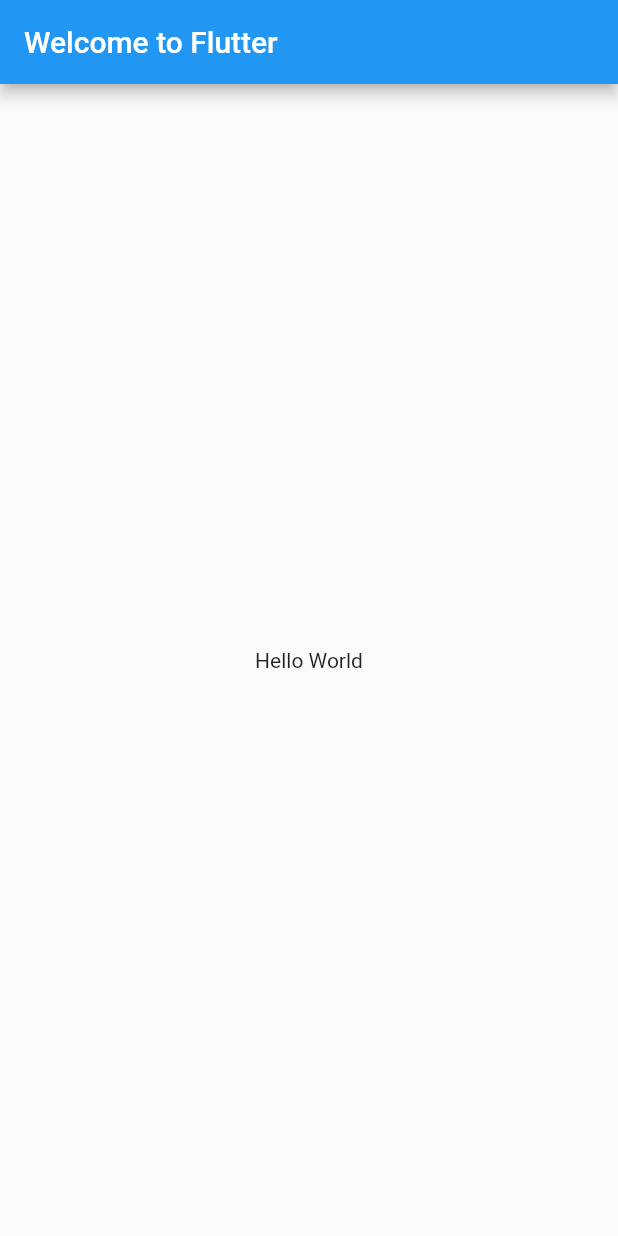
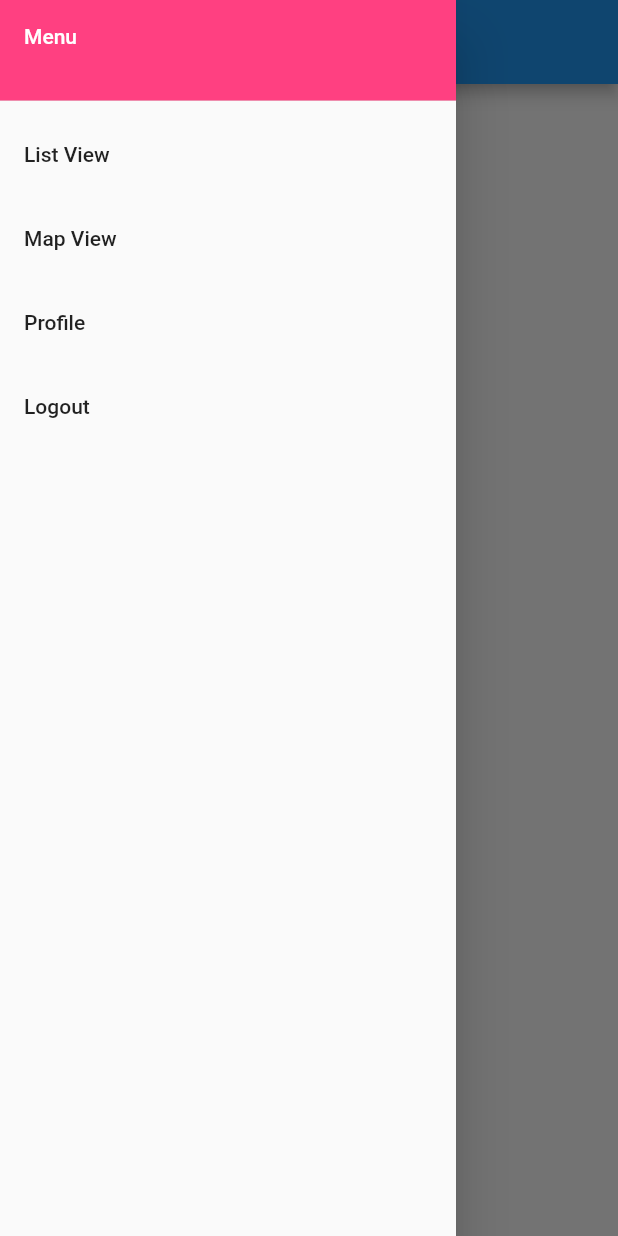
Before and after one commit to asmith790/hidden_gems, a Flutter app: the screen it shows after launch, with the side drawer open (before the commit the screen has no drawer), on a phone screen of 412 x 824 dp. Run offline on Flutter 3.47's test engine with Material 2 defaults, Android fonts, the phone set to English and light mode, and no system bars.

Commit message:
Navbar Class Created

```diff
--- a/lib/main.dart
+++ b/lib/main.dart
@@ -1,20 +1,32 @@
+// https://flutter.io/docs/cookbook/design/drawer
 import 'package:flutter/material.dart';
+import 'navBar.dart';
 
 void main() => runApp(MyApp());
 
 class MyApp extends StatelessWidget {
+//  final appTitle = 'Hidden Gems';
+
   @override
   Widget build(BuildContext context) {
     return MaterialApp(
-      title: 'Welcome to Flutter',
-      home: Scaffold(
-        appBar: AppBar(
-          title: Text('Welcome to Flutter'),
-        ),
-        body: Center(
-          child: Text('Hello World'),
-        ),
-      ),
+      title: 'Hidden Gems',
+      home: MyHomePage(title: 'Hidden Gems'),
     );
   }
 }
+
+class MyHomePage extends StatelessWidget {
+  final String title;
+
+  MyHomePage({Key key, this.title}) : super(key: key);
+
+  @override
+  Widget build(BuildContext context) {
+    return Scaffold(
+      appBar: AppBar(title: Text('Hidden Gems')),
+      body: Center(child: Text('My Page!')),
+      drawer: MyDrawer(),
+    );
+  }
+}
--- /dev/null
+++ b/lib/navBar.dart
@@ -0,0 +1,67 @@
+import 'package:flutter/material.dart';
+import 'profile.dart';
+import 'main.dart';
+
+class MyDrawer extends StatelessWidget {
+  @override
+  Widget build(BuildContext context) {
+    return Drawer(
+        // Add a ListView to the drawer. This ensures the user can scroll
+        // through the options in the Drawer if there isn't enough vertical
+        // space to fit everything.
+        child: ListView(
+          // Important: Remove any padding from the ListView.
+          padding: EdgeInsets.zero,
+          children: <Widget>[
+            Container(
+              height: 75.0,
+              child: DrawerHeader(
+                child: Text('Menu', style: TextStyle(color: Colors.white)),
+                decoration: BoxDecoration(
+                    color: Colors.pinkAccent
+                ),
+              ),
+            ),
+            ListTile(
+              title: Text('List View'),
+              onTap: () {
+                // Update the state of the app
+                // ...
+                // Then close the drawer
+                Navigator.pop(context);
+              },
+            ),
+            ListTile(
+              title: Text('Map View'),
+              onTap: () {
+                // Update the state of the app
+                // ...
+                // Then close the drawer
+                Navigator.pop(context);
+              },
+            ),
+            ListTile(
+              title: Text('Profile'),
+              onTap: () {
+                Navigator.push(
+                  context,
+                  new MaterialPageRoute(builder: (context) => new Profile()),
+                );
+                //Navigator.pop(context);
+              },
+            ),
+            ListTile(
+              title: Text('Logout'),
+              onTap: () {
+                Navigator.push(
+                  context,
+                  new MaterialPageRoute(builder: (context) => new MyHomePage()),
+                );
+                //Navigator.pop(context);
+              },
+            ),
+          ],
+        ),
+    );
+  }
+}
--- /dev/null
+++ b/lib/profile.dart
@@ -0,0 +1,13 @@
+import 'package:flutter/material.dart';
+import 'navBar.dart';
+
+class Profile extends StatelessWidget {
+  @override
+  Widget build (BuildContext context) {
+    return new Scaffold(
+      appBar: AppBar(title: Text('Hidden Gems')),
+      body: Center(child: Text('Profile!')),
+      drawer: MyDrawer(),
+    );
+  }
+}
```
